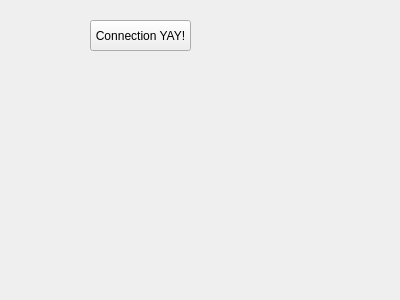
Above: src/libs/libd3/d3/nodes/ui/ConnectionParameterWidget.ui from mrdeveloperdude/OctoMY before the change. Below: the same form after it.
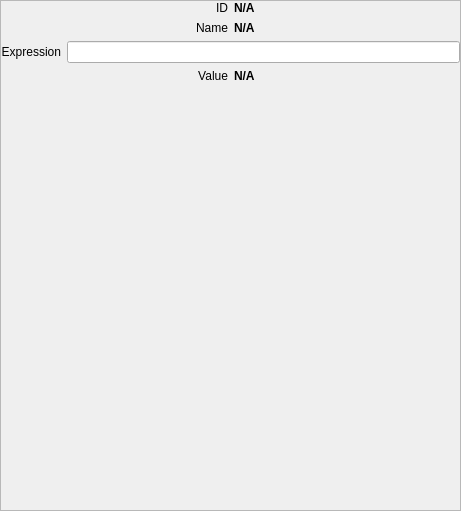
That is the form after the change.

What changed in the file:
```diff
--- a/src/libs/libd3/d3/nodes/ui/ConnectionParameterWidget.ui
+++ b/src/libs/libd3/d3/nodes/ui/ConnectionParameterWidget.ui
@@ -6,26 +6,166 @@
    <rect>
     <x>0</x>
     <y>0</y>
-    <width>400</width>
-    <height>300</height>
+    <width>461</width>
+    <height>511</height>
    </rect>
   </property>
   <property name="windowTitle">
    <string>Form</string>
   </property>
-  <widget class="QPushButton" name="pushButton">
-   <property name="geometry">
-    <rect>
-     <x>90</x>
-     <y>20</y>
-     <width>101</width>
-     <height>31</height>
-    </rect>
+  <layout class="QVBoxLayout" name="verticalLayout_2">
+   <property name="leftMargin">
+    <number>0</number>
    </property>
-   <property name="text">
-    <string>Connection YAY!</string>
+   <property name="topMargin">
+    <number>0</number>
    </property>
-  </widget>
+   <property name="rightMargin">
+    <number>0</number>
+   </property>
+   <property name="bottomMargin">
+    <number>0</number>
+   </property>
+   <item>
+    <widget class="QScrollArea" name="scrollArea">
+     <property name="widgetResizable">
+      <bool>true</bool>
+     </property>
+     <widget class="QWidget" name="scrollAreaWidgetContents">
+      <property name="geometry">
+       <rect>
+        <x>0</x>
+        <y>0</y>
+        <width>459</width>
+        <height>509</height>
+       </rect>
+      </property>
+      <layout class="QVBoxLayout" name="verticalLayout">
+       <property name="leftMargin">
+        <number>0</number>
+       </property>
+       <property name="topMargin">
+        <number>0</number>
+       </property>
+       <property name="rightMargin">
+        <number>0</number>
+       </property>
+       <property name="bottomMargin">
+        <number>0</number>
+       </property>
+       <item>
+        <layout class="QHBoxLayout" name="horizontalLayout_3">
+         <item>
+          <widget class="QLabel" name="label_5">
+           <property name="text">
+            <string>ID</string>
+           </property>
+           <property name="alignment">
+            <set>Qt::AlignmentFlag::AlignRight|Qt::AlignmentFlag::AlignTrailing|Qt::AlignmentFlag::AlignVCenter</set>
+           </property>
+          </widget>
+         </item>
+         <item>
+          <widget class="QLabel" name="labelID">
+           <property name="font">
+            <font>
+             <bold>true</bold>
+            </font>
+           </property>
+           <property name="text">
+            <string>N/A</string>
+           </property>
+          </widget>
+         </item>
+        </layout>
+       </item>
+       <item>
+        <layout class="QHBoxLayout" name="horizontalLayout">
+         <item>
+          <widget class="QLabel" name="label">
+           <property name="text">
+            <string>Name</string>
+           </property>
+           <property name="alignment">
+            <set>Qt::AlignmentFlag::AlignRight|Qt::AlignmentFlag::AlignTrailing|Qt::AlignmentFlag::AlignVCenter</set>
+           </property>
+          </widget>
+         </item>
+         <item>
+          <widget class="QLabel" name="labelName">
+           <property name="font">
+            <font>
+             <bold>true</bold>
+            </font>
+           </property>
+           <property name="text">
+            <string>N/A</string>
+           </property>
+          </widget>
+         </item>
+        </layout>
+       </item>
+       <item>
+        <layout class="QHBoxLayout" name="horizontalLayout_2">
+         <item>
+          <widget class="QLabel" name="label_3">
+           <property name="text">
+            <string>Expression</string>
+           </property>
+           <property name="alignment">
+            <set>Qt::AlignmentFlag::AlignRight|Qt::AlignmentFlag::AlignTrailing|Qt::AlignmentFlag::AlignVCenter</set>
+           </property>
+          </widget>
+         </item>
+         <item>
+          <widget class="QLineEdit" name="lineEditExpression"/>
+         </item>
+        </layout>
+       </item>
+       <item>
+        <layout class="QHBoxLayout" name="horizontalLayout_4">
+         <item>
+          <widget class="QLabel" name="label_2">
+           <property name="text">
+            <string>Value</string>
+           </property>
+           <property name="alignment">
+            <set>Qt::AlignmentFlag::AlignRight|Qt::AlignmentFlag::AlignTrailing|Qt::AlignmentFlag::AlignVCenter</set>
+           </property>
+          </widget>
+         </item>
+         <item>
+          <widget class="QLabel" name="labelValue">
+           <property name="font">
+            <font>
+             <bold>true</bold>
+            </font>
+           </property>
+           <property name="text">
+            <string>N/A</string>
+           </property>
+          </widget>
+         </item>
+        </layout>
+       </item>
+       <item>
+        <spacer name="verticalSpacer">
+         <property name="orientation">
+          <enum>Qt::Orientation::Vertical</enum>
+         </property>
+         <property name="sizeHint" stdset="0">
+          <size>
+           <width>20</width>
+           <height>398</height>
+          </size>
+         </property>
+        </spacer>
+       </item>
+      </layout>
+     </widget>
+    </widget>
+   </item>
+  </layout>
  </widget>
  <resources/>
  <connections/>
```
Left out of the diff: 22 changed lines with no effect on the pictures.
